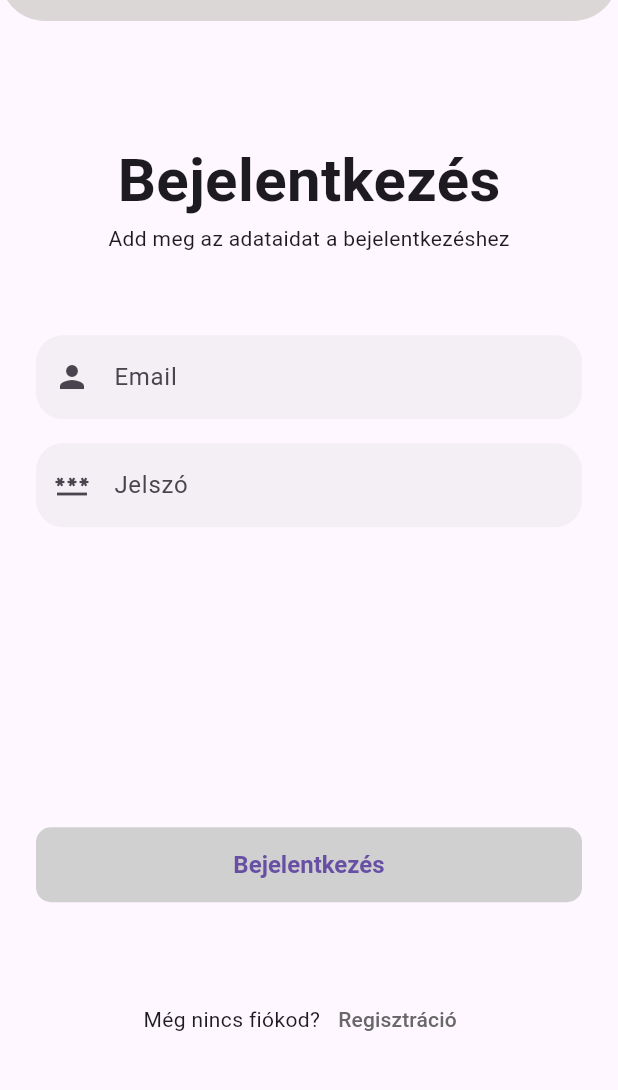
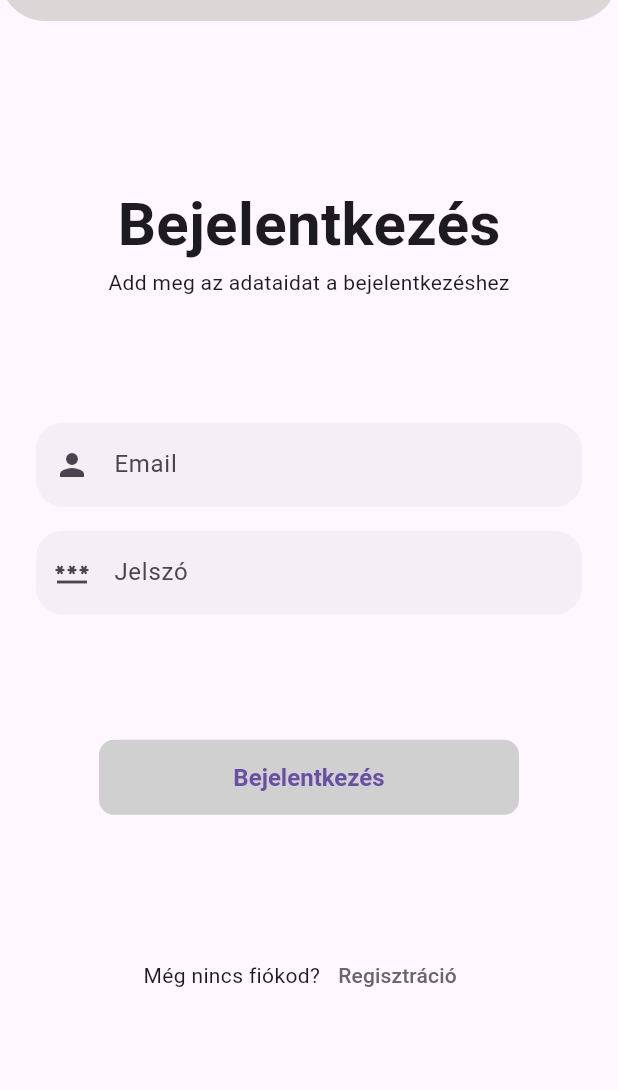
Before and after one commit to botonyy/beermate_2, a Flutter app: the screen it shows after launch, after a tap on "Bejelentkezés", on a phone screen of 412 x 824 dp, the part 63-1153 px from its top. Run offline on Flutter 3.47's test engine with Material 3 defaults, Android fonts, the phone set to English and light mode, and no system bars; our stand-ins replace cloud_firestore, firebase_auth, firebase_core; accounts and stored records are empty; network calls fail.

Commit message:
add login authentication

```diff
--- a/lib/main.dart
+++ b/lib/main.dart
@@ -3,22 +3,17 @@ import 'package:beermate_2/screens/starter_screen.dart';
 import 'package:firebase_core/firebase_core.dart';
 import 'package:flutter/material.dart';
 
-Future<void> main() async {
+void main() async {
   WidgetsFlutterBinding.ensureInitialized();
-  await initializeFirebase();
+  await initializeFirebase(); // csak egyszer kell fusson
   runApp(const MyApp());
 }
 
 Future<void> initializeFirebase() async {
-  try {
-    await Firebase.initializeApp(options: DefaultFirebaseOptions.currentPlatform);
-  } catch (e) {
-    if (e.toString().contains('duplicate-app')) {
-      print('Firebase app already exists, skipping initialization.');
-    } else {
-      rethrow;
-    }
-  }
+  await Firebase.initializeApp(
+  name: 'beermate2',
+  options: DefaultFirebaseOptions.currentPlatform,
+  );
 }
 
 class MyApp extends StatelessWidget {
--- a/lib/reuseable_widgets/reuseable_widgets.dart
+++ b/lib/reuseable_widgets/reuseable_widgets.dart
@@ -8,6 +8,7 @@ class CustomTextField extends StatelessWidget {
   final TextInputType keyboardType;
   final List<TextInputFormatter> inputFormatters;
   final bool obscureText;
+  final TextEditingController? controller; // Add controller here
 
   const CustomTextField({
     super.key,
@@ -16,11 +17,13 @@ class CustomTextField extends StatelessWidget {
     required this.keyboardType,
     required this.obscureText,
     required this.inputFormatters,
+    this.controller, // Add controller as a named optional parameter
   });
 
   @override
   Widget build(BuildContext context) {
     return TextField(
+      controller: controller, // Use controller here
       decoration: InputDecoration(
         hintText: hintText,
         border: OutlineInputBorder(
--- a/lib/screens/login_screen.dart
+++ b/lib/screens/login_screen.dart
@@ -2,12 +2,16 @@ import 'package:beermate_2/reuseable_widgets/reuseable_widgets.dart';
 import 'package:beermate_2/screens/home_screen.dart';
 import 'package:beermate_2/screens/regist_screen.dart';
 import 'package:flutter/material.dart';
+import 'package:firebase_auth/firebase_auth.dart';
 
 class LoginPage extends StatelessWidget {
   const LoginPage({super.key});
 
   @override
   Widget build(BuildContext context) {
+    final emailController = TextEditingController();
+    final passwordController = TextEditingController();
+
     return Scaffold(
       appBar: const CustomAppBar(),
       body: Container(
@@ -15,8 +19,9 @@ class LoginPage extends StatelessWidget {
         child: Column(
           mainAxisAlignment: MainAxisAlignment.spaceEvenly,
           children: [
-            _header(context),
-            _inputField(context),
+            _header(),
+            _inputField(emailController, passwordController),
+            _loginButton(context, emailController, passwordController),
             _signup(context),
           ],
         ),
@@ -24,7 +29,7 @@ class LoginPage extends StatelessWidget {
     );
   }
 
-  _header(context) {
+  Widget _header() {
     return const Column(
       children: [
         Text(
@@ -36,35 +41,67 @@ class LoginPage extends StatelessWidget {
     );
   }
 
-  _inputField(context) {
-    return Column(crossAxisAlignment: CrossAxisAlignment.stretch, children: [
-      const CustomTextField(
+  Widget _inputField(
+      TextEditingController emailController, TextEditingController passwordController) {
+    return Column(
+      crossAxisAlignment: CrossAxisAlignment.stretch,
+      children: [
+        CustomTextField(
           hintText: 'Email',
           prefixIcon: Icons.person,
           keyboardType: TextInputType.emailAddress,
+          obscureText: false,
           inputFormatters: [],
-          obscureText: false),
+          controller: emailController, // Pass controller here
+        ),
         const SizedBox(height: 16),
-      const CustomTextField(
+        CustomTextField(
           hintText: 'Jelszó',
           prefixIcon: Icons.password,
           keyboardType: TextInputType.text,
+          obscureText: true,
           inputFormatters: [],
-          obscureText: true),
-      const SizedBox(height: 200),
-      CustomButton(
+          controller: passwordController, // Pass controller here
+        ),
+      ],
+    );
+  }
+
+  Widget _loginButton(
+      BuildContext context, TextEditingController emailController, TextEditingController passwordController) {
+    return CustomButton(
       text: 'Bejelentkezés',
-        onPressed: () {
-          Navigator.push(
+      onPressed: () async {
+        await signInWithEmailAndPassword(
+            context, emailController.text, passwordController.text);
+      },
+    );
+  }
+
+  Future<void> signInWithEmailAndPassword(
+      BuildContext context, String email, String password) async {
+    try {
+      UserCredential userCredential = await FirebaseAuth.instance
+          .signInWithEmailAndPassword(email: email, password: password);
+      // Sikeres bejelentkezés
+      Navigator.pushReplacement(
         context,
         MaterialPageRoute(builder: (context) => const HomePage()),
       );
-        },
-      ),
-    ]);
+    } on FirebaseAuthException catch (e) {
+      String message;
+      if (e.code == 'user-not-found') {
+        message = 'Nincs ilyen felhasználó.';
+      } else if (e.code == 'wrong-password') {
+        message = 'Hibás jelszó.';
+      } else {
+        message = 'Ismeretlen hiba történt.';
+      }
+      ScaffoldMessenger.of(context).showSnackBar(SnackBar(content: Text(message)));
+    }
   }
 
-  _signup(context) {
+  Widget _signup(BuildContext context) {
     return Row(
       mainAxisAlignment: MainAxisAlignment.center,
       children: [
@@ -72,14 +109,13 @@ class LoginPage extends StatelessWidget {
         TextButton(
           onPressed: () {
             Navigator.push(
-                  context,
-                  MaterialPageRoute(
-                      builder: (context) => const RegisterPage()));
+                context, MaterialPageRoute(builder: (context) => const RegisterPage()));
           },
           child: const Text(
             "Regisztráció",
             style: TextStyle(color: Color.fromARGB(255, 105, 104, 104)),
-            ))
+          ),
+        ),
       ],
     );
   }
--- a/pubspec.yaml
+++ b/pubspec.yaml
@@ -36,10 +36,9 @@ dependencies:
   # Use with the CupertinoIcons class for iOS style icons.
   cupertino_icons: ^1.0.6
 
-  # firebase_core: ^3.1.1
   firebase_core: ^3.6.0
-  # cloud_firestore: ^5.0.2
   cloud_firestore: ^5.4.4
+  firebase_auth: ^5.3.3
 
 dev_dependencies:
   flutter_test:
```
Also changed, not shown: pubspec.lock, 4 other files. Lines whose indentation alone changed are shown as unchanged.
